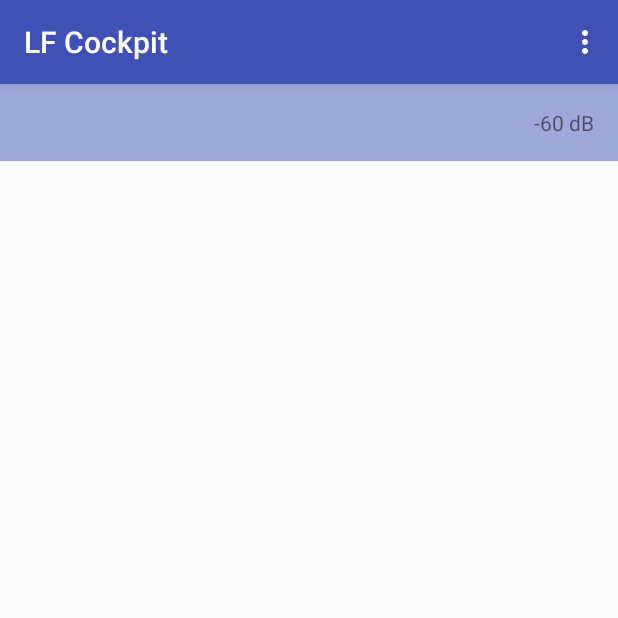
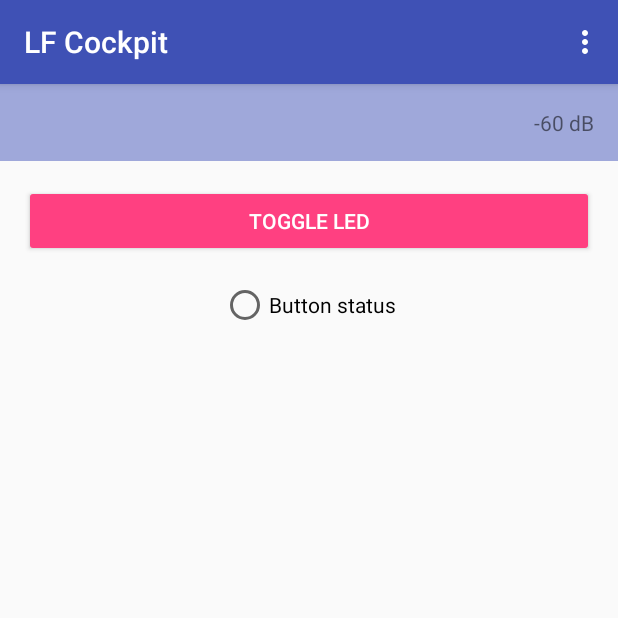
Before and after one commit to konradhalas/lf-cockpit, an Android app: the DeviceActivity screen opened directly, with no data from a screen before it, on a phone screen of 412 x 824 dp, the top half of it. Run offline under Robolectric (Android 15) with nearby library versions, the phone set to English and light mode, and no system bars; libraries missing offline, so code that uses them is left out: com.polidea.rxandroidble, rx.android.schedulers; 7 statements that could not run were skipped.

```diff
--- a/app/src/main/java/pl/konradhalas/lfcockpit/DeviceActivity.kt
+++ b/app/src/main/java/pl/konradhalas/lfcockpit/DeviceActivity.kt
@@ -6,17 +6,20 @@ import android.os.Bundle
 import android.support.design.widget.Snackbar
 import android.support.v7.app.AppCompatActivity
 import android.view.Menu
-import android.widget.FrameLayout
+import android.widget.Button
+import android.widget.LinearLayout
+import android.widget.RadioButton
 import android.widget.TextView
 import pl.konradhalas.lfcockpit.presenters.DevicePresenter
 import pl.konradhalas.lfcockpit.presenters.DeviceViewModel
 
 
 class DeviceActivity : AppCompatActivity(), DevicePresenter.UI {
-    private val contentView by lazy { findViewById(R.id.content) as FrameLayout }
-    private val dataView by lazy { findViewById(R.id.data) as TextView }
+    private val contentView by lazy { findViewById(R.id.content) as LinearLayout }
     private val signalView by lazy { findViewById(R.id.signal) as TextView }
     private val stateView by lazy { findViewById(R.id.state) as TextView }
+    private val toggleButton by lazy { findViewById(R.id.toggle_button) as Button }
+    private val buttonStatus by lazy { findViewById(R.id.button_status) as RadioButton }
 
     lateinit private var presenter: DevicePresenter
 
@@ -25,6 +28,7 @@ class DeviceActivity : AppCompatActivity(), DevicePresenter.UI {
         setContentView(R.layout.activity_device)
         title = getDevice().name
         presenter = DevicePresenter(this, this)
+        toggleButton.setOnClickListener { presenter.toggleLed() }
     }
 
     override fun onCreateOptionsMenu(menu: Menu): Boolean {
@@ -39,7 +43,7 @@ class DeviceActivity : AppCompatActivity(), DevicePresenter.UI {
     }
 
     override fun showData(data: String) {
-        dataView.append(data)
+        buttonStatus.isChecked = !buttonStatus.isChecked
     }
 
     override fun showError(error: String) {
--- a/app/src/main/res/layout/activity_device.xml
+++ b/app/src/main/res/layout/activity_device.xml
@@ -1,5 +1,6 @@
 <?xml version="1.0" encoding="utf-8"?>
 <LinearLayout xmlns:android="http://schemas.android.com/apk/res/android"
+    android:id="@+id/content"
     xmlns:tools="http://schemas.android.com/tools"
     android:layout_width="match_parent"
     android:layout_height="match_parent"
@@ -9,16 +10,16 @@
     <LinearLayout
         android:layout_width="match_parent"
         android:layout_height="wrap_content"
+        android:background="#9FA8DA"
         android:orientation="horizontal"
-        android:padding="16dp"
-        android:background="#9FA8DA">
+        android:padding="16dp">
 
         <TextView
             android:id="@+id/state"
             android:layout_width="match_parent"
             android:layout_height="wrap_content"
-            tools:text="Connected"
-            android:layout_weight="1" />
+            android:layout_weight="1"
+            tools:text="Connected" />
 
         <TextView
             android:id="@+id/signal"
@@ -28,8 +29,19 @@
 
     </LinearLayout>
 
-    <TextView
-        android:id="@+id/data"
+    <Button
+        android:id="@+id/toggle_button"
         android:layout_width="match_parent"
-        android:layout_height="match_parent" />
+        android:layout_height="wrap_content"
+        android:layout_margin="16dp"
+        style="@style/Widget.AppCompat.Button.Colored"
+        android:text="Toggle LED" />
+
+    <RadioButton
+        android:id="@+id/button_status"
+        android:layout_width="wrap_content"
+        android:layout_height="wrap_content"
+        android:layout_gravity="center"
+        android:allowUndo="true"
+        android:text="Button status" />
 </LinearLayout>
```
Also changed, not shown: app/src/main/java/pl/konradhalas/lfcockpit/presenters/DevicePresenter.kt (+21 -2 lines).
